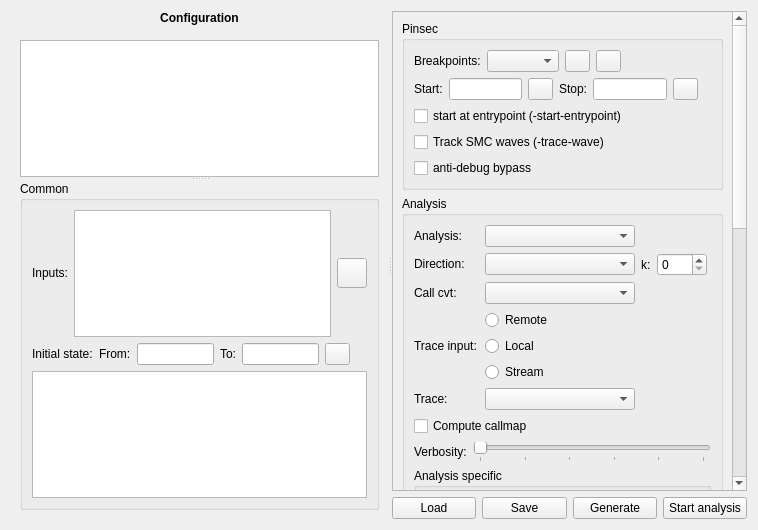
This is idasec/ui/analysis.ui in RobinDavid/idasec as Qt 5 draws it before an edit. The edited form follows.
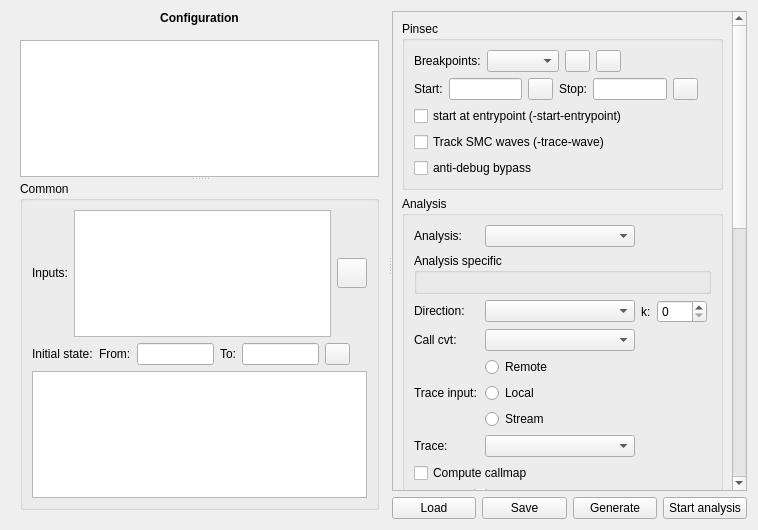
This is the edited form. Icons and pictures are not drawn.

Patch:
```diff
--- a/idasec/ui/analysis.ui
+++ b/idasec/ui/analysis.ui
@@ -315,9 +315,9 @@
           <property name="geometry">
            <rect>
             <x>0</x>
-            <y>-25</y>
-            <width>338</width>
-            <height>1039</height>
+            <y>-756</y>
+            <width>343</width>
+            <height>1226</height>
            </rect>
           </property>
           <layout class="QVBoxLayout" name="verticalLayout">
@@ -615,6 +615,14 @@
                 </item>
                </layout>
               </item>
+              <item>
+               <widget class="QGroupBox" name="analysis_specific_group">
+                <property name="title">
+                 <string>Analysis specific</string>
+                </property>
+                <layout class="QVBoxLayout" name="analysis_specific_layout"/>
+               </widget>
+              </item>
               <item>
                <layout class="QHBoxLayout" name="horizontalLayout_8">
                 <item>
@@ -882,14 +890,6 @@
                 </item>
                </layout>
               </item>
-              <item>
-               <widget class="QGroupBox" name="analysis_specific_group">
-                <property name="title">
-                 <string>Analysis specific</string>
-                </property>
-                <layout class="QVBoxLayout" name="analysis_specific_layout"/>
-               </widget>
-              </item>
               <item>
                <widget class="QGroupBox" name="cocnsymb_group">
                 <property name="title">
```
